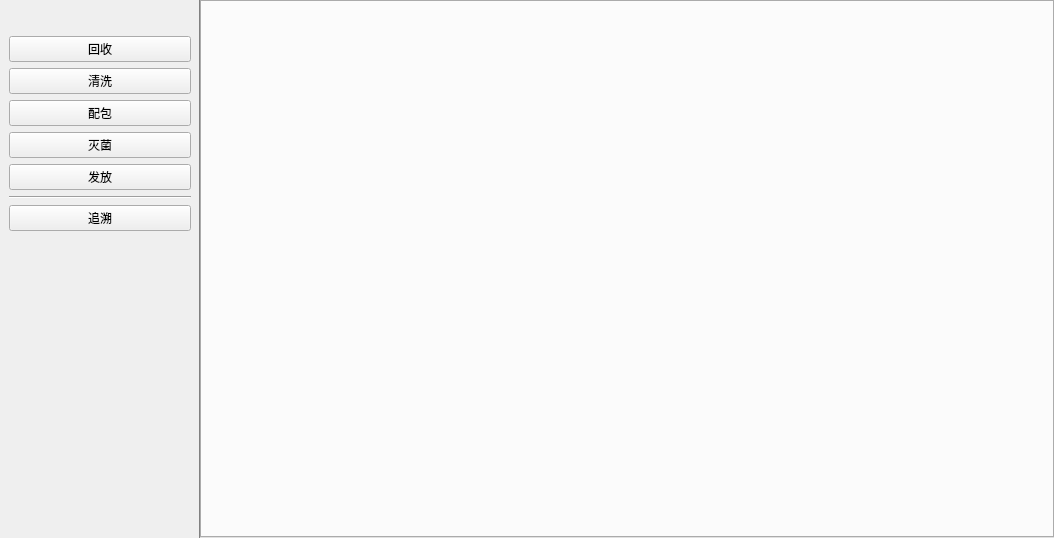
First picture: the form in src/app/itrac/historywidget.ui, repository sundm/cssd, before the edit.
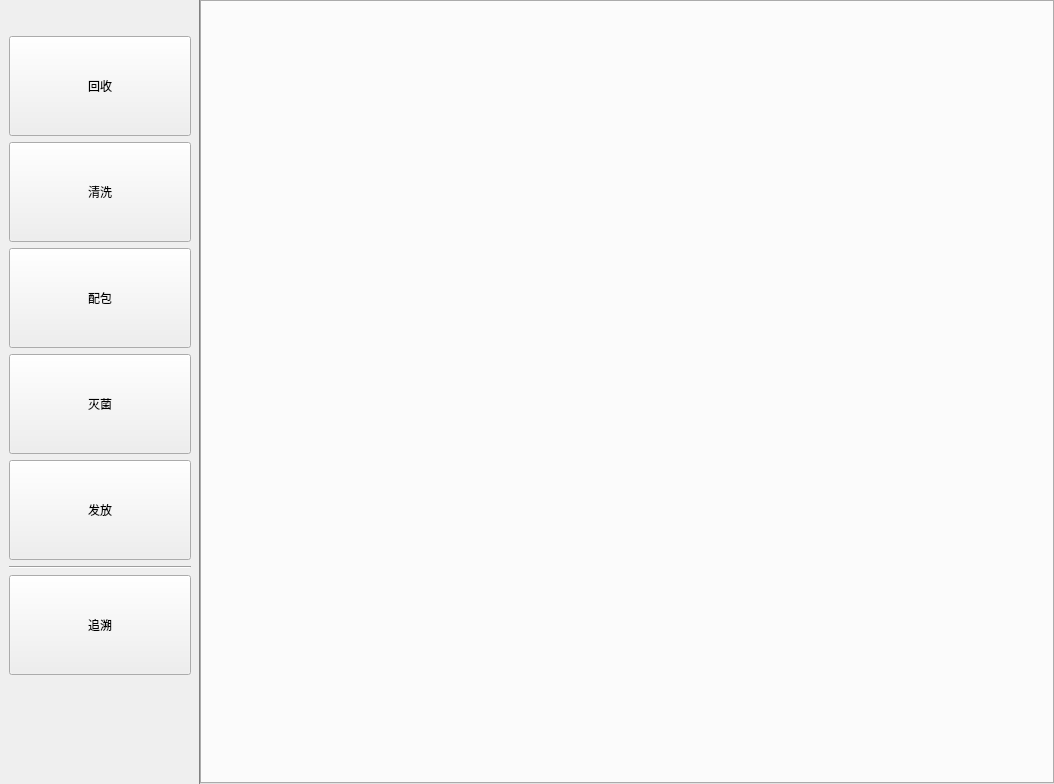
Second picture: the form after the edit.

What changed in the file:
```diff
--- a/src/app/itrac/historywidget.ui
+++ b/src/app/itrac/historywidget.ui
@@ -7,7 +7,7 @@
     <x>0</x>
     <y>0</y>
     <width>1054</width>
-    <height>538</height>
+    <height>784</height>
    </rect>
   </property>
   <property name="windowTitle">
@@ -62,6 +62,12 @@
           <verstretch>0</verstretch>
          </sizepolicy>
         </property>
+        <property name="minimumSize">
+         <size>
+          <width>100</width>
+          <height>100</height>
+         </size>
+        </property>
         <property name="text">
          <string>回收</string>
         </property>
@@ -75,6 +81,12 @@
           <verstretch>0</verstretch>
          </sizepolicy>
         </property>
+        <property name="minimumSize">
+         <size>
+          <width>100</width>
+          <height>100</height>
+         </size>
+        </property>
         <property name="text">
          <string>清洗</string>
         </property>
@@ -88,6 +100,12 @@
           <verstretch>0</verstretch>
          </sizepolicy>
         </property>
+        <property name="minimumSize">
+         <size>
+          <width>100</width>
+          <height>100</height>
+         </size>
+        </property>
         <property name="text">
          <string>配包</string>
         </property>
@@ -101,6 +119,12 @@
           <verstretch>0</verstretch>
          </sizepolicy>
         </property>
+        <property name="minimumSize">
+         <size>
+          <width>100</width>
+          <height>100</height>
+         </size>
+        </property>
         <property name="text">
          <string>灭菌</string>
         </property>
@@ -114,6 +138,12 @@
           <verstretch>0</verstretch>
          </sizepolicy>
         </property>
+        <property name="minimumSize">
+         <size>
+          <width>100</width>
+          <height>100</height>
+         </size>
+        </property>
         <property name="text">
          <string>发放</string>
         </property>
@@ -128,6 +158,12 @@
       </item>
       <item>
        <widget class="QPushButton" name="traceButton">
+        <property name="minimumSize">
+         <size>
+          <width>100</width>
+          <height>100</height>
+         </size>
+        </property>
         <property name="text">
          <string>追溯</string>
         </property>
```
